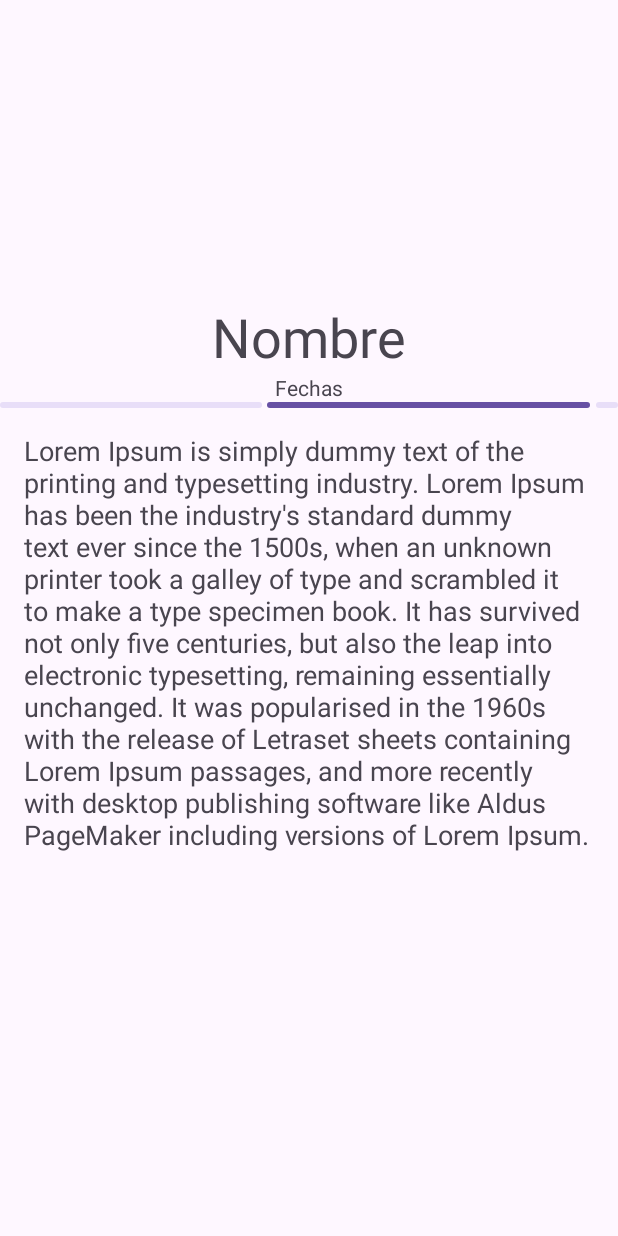
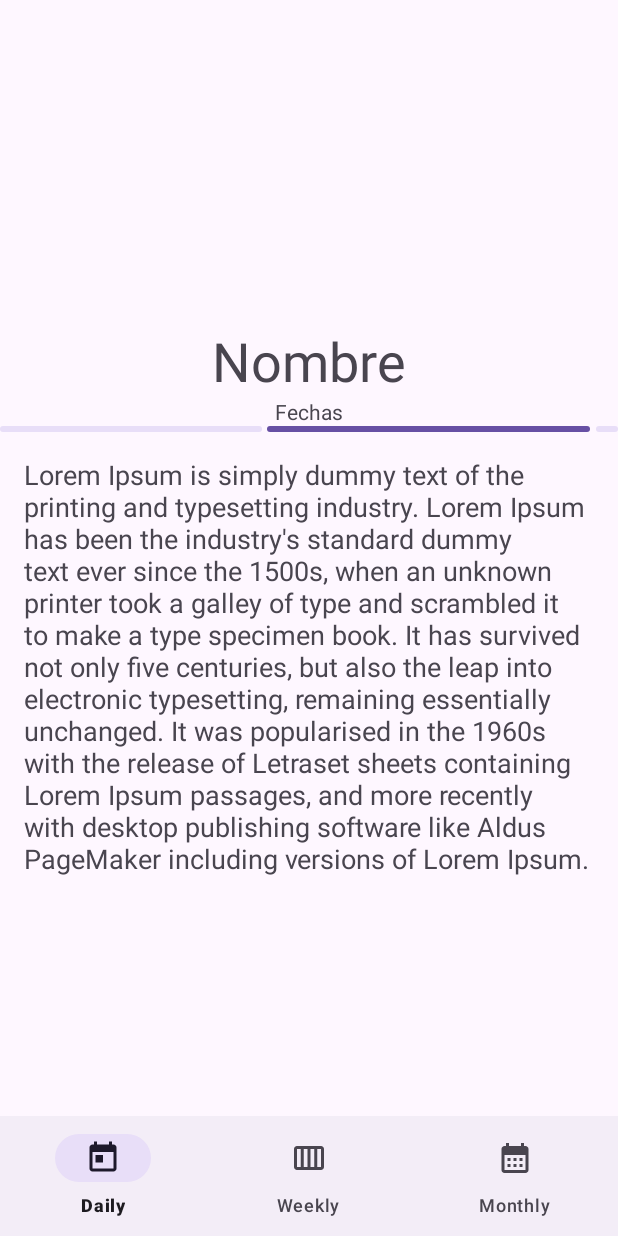
Before and after one commit to IgniteCoders/ZodiacApp, an Android app: the layout activity_detail.xml on its own in the app's theme, with its tools: preview values and no code run, on a phone screen of 412 x 824 dp. Run offline under Robolectric (Android 15) with nearby library versions, the phone set to English and light mode, and no system bars.

Commit message:
Used Horoscope API in DetailActivity to show the sign luck of the current day, week and month.

```diff
--- /dev/null
+++ b/app/src/main/res/drawable/ic_period_month.xml
@@ -0,0 +1,5 @@
+<vector xmlns:android="http://schemas.android.com/apk/res/android" android:height="24dp" android:tint="#000000" android:viewportHeight="24" android:viewportWidth="24" android:width="24dp">
+
+    <path android:fillColor="@android:color/white" android:pathData="M19,4h-1V2h-2v2H8V2H6v2H5C3.89,4 3.01,4.9 3.01,6L3,20c0,1.1 0.89,2 2,2h14c1.1,0 2,-0.9 2,-2V6C21,4.9 20.1,4 19,4zM19,20H5V10h14V20zM9,14H7v-2h2V14zM13,14h-2v-2h2V14zM17,14h-2v-2h2V14zM9,18H7v-2h2V18zM13,18h-2v-2h2V18zM17,18h-2v-2h2V18z"/>
+
+</vector>
--- /dev/null
+++ b/app/src/main/res/drawable/ic_period_today.xml
@@ -0,0 +1,5 @@
+<vector xmlns:android="http://schemas.android.com/apk/res/android" android:height="24dp" android:tint="#000000" android:viewportHeight="24" android:viewportWidth="24" android:width="24dp">
+
+    <path android:fillColor="@android:color/white" android:pathData="M19,3h-1L18,1h-2v2L8,3L8,1L6,1v2L5,3c-1.11,0 -1.99,0.9 -1.99,2L3,19c0,1.1 0.89,2 2,2h14c1.1,0 2,-0.9 2,-2L21,5c0,-1.1 -0.9,-2 -2,-2zM19,19L5,19L5,8h14v11zM7,10h5v5L7,15z"/>
+
+</vector>
--- /dev/null
+++ b/app/src/main/res/drawable/ic_period_week.xml
@@ -0,0 +1,5 @@
+<vector xmlns:android="http://schemas.android.com/apk/res/android" android:height="24dp" android:tint="#000000" android:viewportHeight="24" android:viewportWidth="24" android:width="24dp">
+
+    <path android:fillColor="@android:color/white" android:pathData="M20,4H4C2.9,4 2,4.9 2,6v12c0,1.1 0.9,2 2,2h16c1.1,0 2,-0.9 2,-2V6C22,4.9 21.1,4 20,4zM13,6h2.5v12H13V6zM11,18H8.5V6H11V18zM4,6h2.5v12H4V6zM20,18h-2.5V6H20V18z"/>
+
+</vector>
--- a/app/src/main/res/layout/activity_detail.xml
+++ b/app/src/main/res/layout/activity_detail.xml
@@ -12,7 +12,8 @@
     <ImageView
         android:id="@+id/iconImageView"
         android:layout_width="200dp"
-        android:layout_height="200dp"/>
+        android:layout_height="200dp"
+        android:layout_margin="8dp"/>
 
     <TextView
         android:id="@+id/nameTextView"
@@ -48,4 +49,10 @@
 
     </ScrollView>
 
+    <com.google.android.material.bottomnavigation.BottomNavigationView
+        android:id="@+id/navigationBar"
+        android:layout_width="match_parent"
+        android:layout_height="wrap_content"
+        app:menu="@menu/activity_detail_navigation"/>
+
 </LinearLayout>
--- /dev/null
+++ b/app/src/main/res/menu/activity_detail_navigation.xml
@@ -0,0 +1,19 @@
+<?xml version="1.0" encoding="utf-8"?>
+<menu xmlns:android="http://schemas.android.com/apk/res/android"
+    xmlns:app="http://schemas.android.com/apk/res-auto">
+
+    <item android:id="@+id/menu_daily"
+        android:icon="@drawable/ic_period_today"
+        android:title="@string/menu_daily"
+        app:showAsAction="always" />
+
+    <item android:id="@+id/menu_weekly"
+        android:icon="@drawable/ic_period_week"
+        android:title="@string/menu_weekly"
+        app:showAsAction="always" />
+
+    <item android:id="@+id/menu_monthly"
+        android:icon="@drawable/ic_period_month"
+        android:title="@string/menu_monthly"
+        app:showAsAction="always" />
+</menu>
--- a/app/src/main/res/values/strings.xml
+++ b/app/src/main/res/values/strings.xml
@@ -31,4 +31,8 @@
     <string name="menu_search">Search</string>
     <string name="menu_share">Share</string>
     <string name="menu_favorite">Favorite</string>
+
+    <string name="menu_daily">Daily</string>
+    <string name="menu_weekly">Weekly</string>
+    <string name="menu_monthly">Monthly</string>
 </resources>
```
Also changed, not shown: app/src/main/java/com/example/zodiacapp/activities/DetailActivity.kt (+28 -3 lines).
